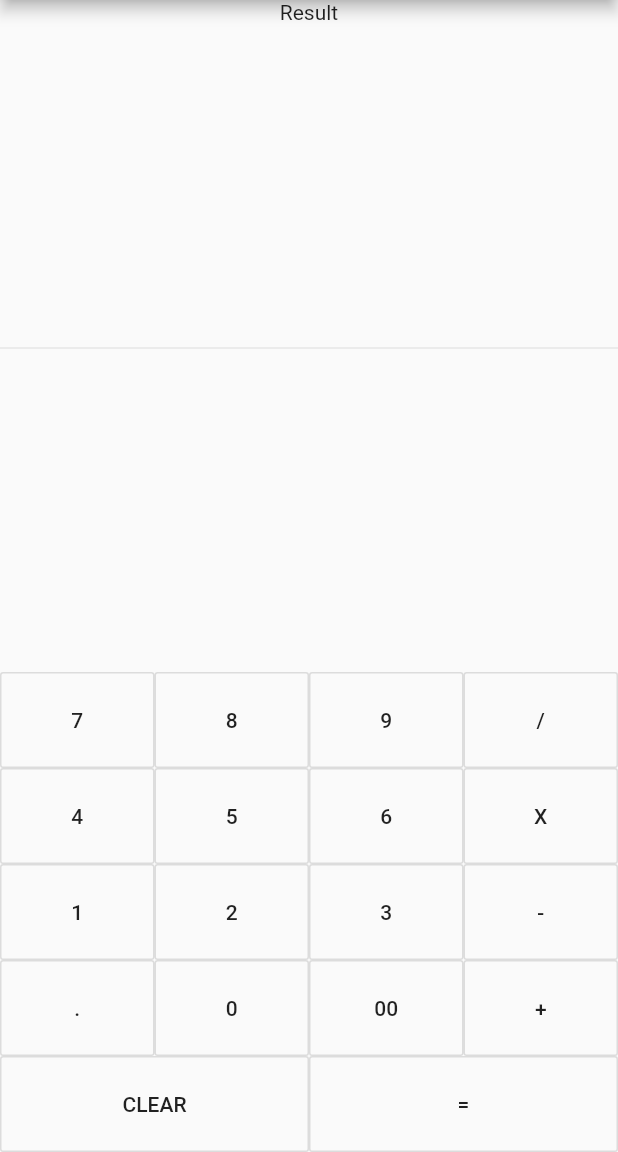
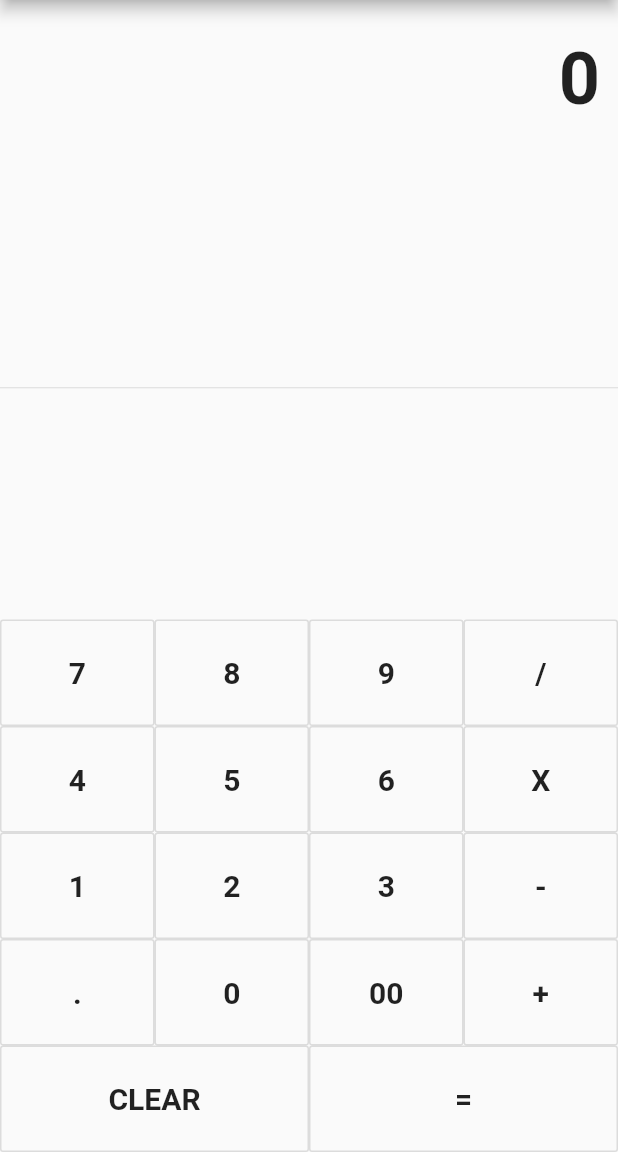
Before and after one commit to diego-s25/flutter_calculator, a Flutter app: the screen it shows after launch, on a phone screen of 412 x 824 dp, the part 84-1236 px from its top. Run offline on Flutter 3.47's test engine with Material 2 defaults, Android fonts, the phone set to English and light mode, and no system bars.

Commit message:
Finished UI

```diff
--- a/lib/main.dart
+++ b/lib/main.dart
@@ -25,12 +25,19 @@ class MyHomePage extends StatefulWidget {
 }
 
 class _MyHomePageState extends State<MyHomePage> {
+  String output = "0";
+
+  onButtonPressed(String buttonText) {}
+
   Widget buildButton(String buttonText) {
     return new Expanded(
       child: new OutlineButton(
         padding: new EdgeInsets.all(24.0),
-        child: new Text(buttonText),
-        onPressed: () => {},
+        child: new Text(
+          buttonText,
+          style: TextStyle(fontSize: 20.0, fontWeight: FontWeight.bold),
+        ),
+        onPressed: () => onButtonPressed(buttonText),
       ),
     );
   }
@@ -43,7 +50,15 @@ class _MyHomePageState extends State<MyHomePage> {
         ),
         body: new Container(
           child: new Column(children: <Widget>[
-            new Container(child: new Text("Result")),
+            new Container(
+                alignment: Alignment.centerRight,
+                padding:
+                    new EdgeInsets.symmetric(vertical: 24.0, horizontal: 12.0),
+                child: new Text(
+                  output,
+                  style: new TextStyle(
+                      fontSize: 48.0, fontWeight: FontWeight.bold),
+                )),
             new Expanded(
               child: new Divider(),
             ),
```
